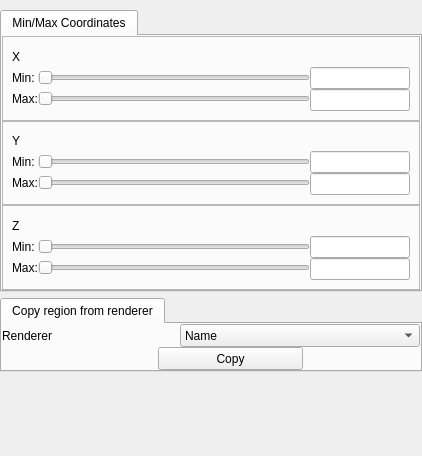
StasJ/vapor-formatted, file apps/vaporgui/GeometryWidgetGUI.ui: the form before one commit.
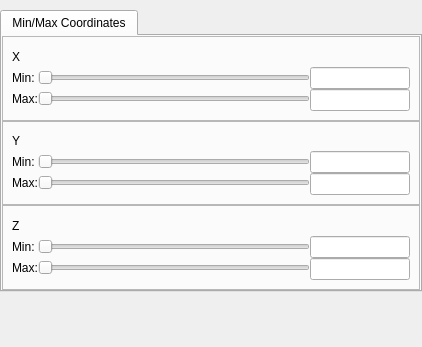
The form after the commit.

Commit message: Pulled CopyRegion option out of the GeometryWidget and made it into its own promoted widget, the CopyRegionWidget

The edit to the form file:
```diff
--- a/apps/vaporgui/GeometryWidgetGUI.ui
+++ b/apps/vaporgui/GeometryWidgetGUI.ui
@@ -7,7 +7,7 @@
     <x>0</x>
     <y>0</y>
     <width>422</width>
-    <height>456</height>
+    <height>347</height>
    </rect>
   </property>
   <property name="sizePolicy">
@@ -19,7 +19,7 @@
   <property name="windowTitle">
    <string>Form</string>
   </property>
-  <layout class="QVBoxLayout" name="verticalLayout" stretch="0,0,1">
+  <layout class="QVBoxLayout" name="verticalLayout" stretch="0,1">
    <property name="spacing">
     <number>6</number>
    </property>
@@ -84,7 +84,16 @@
        <property name="sizeConstraint">
         <enum>QLayout::SetDefaultConstraint</enum>
        </property>
-       <property name="margin">
+       <property name="leftMargin">
+        <number>0</number>
+       </property>
+       <property name="topMargin">
+        <number>0</number>
+       </property>
+       <property name="rightMargin">
+        <number>0</number>
+       </property>
+       <property name="bottomMargin">
         <number>0</number>
        </property>
        <item>
@@ -127,7 +136,16 @@
            <property name="sizeConstraint">
             <enum>QLayout::SetDefaultConstraint</enum>
            </property>
-           <property name="margin">
+           <property name="leftMargin">
+            <number>0</number>
+           </property>
+           <property name="topMargin">
+            <number>0</number>
+           </property>
+           <property name="rightMargin">
+            <number>0</number>
+           </property>
+           <property name="bottomMargin">
             <number>0</number>
            </property>
            <item>
@@ -915,7 +933,16 @@
        <property name="sizeConstraint">
         <enum>QLayout::SetMinimumSize</enum>
        </property>
-       <property name="margin">
+       <property name="leftMargin">
+        <number>0</number>
+       </property>
+       <property name="topMargin">
+        <number>0</number>
+       </property>
+       <property name="rightMargin">
+        <number>0</number>
+       </property>
+       <property name="bottomMargin">
         <number>0</number>
        </property>
        <item>
@@ -952,7 +979,16 @@
            <property name="sizeConstraint">
             <enum>QLayout::SetMinimumSize</enum>
            </property>
-           <property name="margin">
+           <property name="leftMargin">
+            <number>0</number>
+           </property>
+           <property name="topMargin">
+            <number>0</number>
+           </property>
+           <property name="rightMargin">
+            <number>0</number>
+           </property>
+           <property name="bottomMargin">
             <number>0</number>
            </property>
            <item>
@@ -1236,7 +1272,16 @@
        <property name="sizeConstraint">
         <enum>QLayout::SetMinimumSize</enum>
        </property>
-       <property name="margin">
+       <property name="leftMargin">
+        <number>0</number>
+       </property>
+       <property name="topMargin">
+        <number>0</number>
+       </property>
+       <property name="rightMargin">
+        <number>0</number>
+       </property>
+       <property name="bottomMargin">
         <number>0</number>
        </property>
        <item>
@@ -1267,7 +1312,16 @@
            <property name="sizeConstraint">
             <enum>QLayout::SetMinimumSize</enum>
            </property>
-           <property name="margin">
+           <property name="leftMargin">
+            <number>0</number>
+           </property>
+           <property name="topMargin">
+            <number>0</number>
+           </property>
+           <property name="rightMargin">
+            <number>0</number>
+           </property>
+           <property name="bottomMargin">
             <number>0</number>
            </property>
            <item>
@@ -1298,7 +1352,16 @@
                <property name="sizeConstraint">
                 <enum>QLayout::SetMinimumSize</enum>
                </property>
-               <property name="margin">
+               <property name="leftMargin">
+                <number>0</number>
+               </property>
+               <property name="topMargin">
+                <number>0</number>
+               </property>
+               <property name="rightMargin">
+                <number>0</number>
+               </property>
+               <property name="bottomMargin">
                 <number>0</number>
                </property>
                <item>
@@ -1618,7 +1681,16 @@
                <property name="sizeConstraint">
                 <enum>QLayout::SetMinimumSize</enum>
                </property>
-               <property name="margin">
+               <property name="leftMargin">
+                <number>0</number>
+               </property>
+               <property name="topMargin">
+                <number>0</number>
+               </property>
+               <property name="rightMargin">
+                <number>0</number>
+               </property>
+               <property name="bottomMargin">
                 <number>0</number>
                </property>
                <item>
@@ -1950,7 +2022,16 @@
                <property name="sizeConstraint">
                 <enum>QLayout::SetMinimumSize</enum>
                </property>
-               <property name="margin">
+               <property name="leftMargin">
+                <number>0</number>
+               </property>
+               <property name="topMargin">
+                <number>0</number>
+               </property>
+               <property name="rightMargin">
+                <number>0</number>
+               </property>
+               <property name="bottomMargin">
                 <number>0</number>
                </property>
                <item>
@@ -2275,183 +2356,6 @@
      </widget>
     </widget>
    </item>
-   <item>
-    <widget class="QTabWidget" name="copyRegionTab">
-     <property name="sizePolicy">
-      <sizepolicy hsizetype="Minimum" vsizetype="Minimum">
-       <horstretch>0</horstretch>
-       <verstretch>0</verstretch>
-      </sizepolicy>
-     </property>
-     <property name="maximumSize">
-      <size>
-       <width>16777215</width>
-       <height>16777215</height>
-      </size>
-     </property>
-     <property name="currentIndex">
-      <number>0</number>
-     </property>
-     <widget class="QWidget" name="tab_4">
-      <property name="sizePolicy">
-       <sizepolicy hsizetype="Minimum" vsizetype="Minimum">
-        <horstretch>0</horstretch>
-        <verstretch>0</verstretch>
-       </sizepolicy>
-      </property>
-      <attribute name="title">
-       <string>Copy region from renderer</string>
-      </attribute>
-      <layout class="QVBoxLayout" name="verticalLayout_37">
-       <property name="spacing">
-        <number>0</number>
-       </property>
-       <property name="sizeConstraint">
-        <enum>QLayout::SetDefaultConstraint</enum>
-       </property>
-       <property name="margin">
-        <number>0</number>
-       </property>
-       <item>
-        <layout class="QVBoxLayout" name="verticalLayout_7">
-         <property name="spacing">
-          <number>0</number>
-         </property>
-         <property name="sizeConstraint">
-          <enum>QLayout::SetDefaultConstraint</enum>
-         </property>
-         <property name="margin">
-          <number>0</number>
-         </property>
-         <item>
-          <layout class="QHBoxLayout" name="horizontalLayout_11" stretch="0,0,1">
-           <property name="spacing">
-            <number>0</number>
-           </property>
-           <property name="sizeConstraint">
-            <enum>QLayout::SetMinimumSize</enum>
-           </property>
-           <property name="topMargin">
-            <number>0</number>
-           </property>
-           <item>
-            <widget class="QLabel" name="label_8">
-             <property name="sizePolicy">
-              <sizepolicy hsizetype="Minimum" vsizetype="Minimum">
-               <horstretch>0</horstretch>
-               <verstretch>0</verstretch>
-              </sizepolicy>
-             </property>
-             <property name="text">
-              <string>Renderer</string>
-             </property>
-            </widget>
-           </item>
-           <item>
-            <spacer name="horizontalSpacer_5">
-             <property name="orientation">
-              <enum>Qt::Horizontal</enum>
-             </property>
-             <property name="sizeType">
-              <enum>QSizePolicy::Minimum</enum>
-             </property>
-             <property name="sizeHint" stdset="0">
-              <size>
-               <width>5</width>
-               <height>20</height>
-              </size>
-             </property>
-            </spacer>
-           </item>
-           <item>
-            <widget class="QComboBox" name="copyCombo">
-             <property name="sizePolicy">
-              <sizepolicy hsizetype="Minimum" vsizetype="Minimum">
-               <horstretch>0</horstretch>
-               <verstretch>0</verstretch>
-              </sizepolicy>
-             </property>
-             <property name="minimumSize">
-              <size>
-               <width>0</width>
-               <height>0</height>
-              </size>
-             </property>
-             <property name="maximumSize">
-              <size>
-               <width>240</width>
-               <height>16777215</height>
-              </size>
-             </property>
-             <item>
-              <property name="text">
-               <string>Name</string>
-              </property>
-             </item>
-            </widget>
-           </item>
-          </layout>
-         </item>
-         <item>
-          <layout class="QHBoxLayout" name="horizontalLayout_2">
-           <property name="spacing">
-            <number>0</number>
-           </property>
-           <property name="sizeConstraint">
-            <enum>QLayout::SetMinimumSize</enum>
-           </property>
-           <property name="topMargin">
-            <number>0</number>
-           </property>
-           <item>
-            <spacer name="horizontalSpacer_2">
-             <property name="orientation">
-              <enum>Qt::Horizontal</enum>
-             </property>
-             <property name="sizeType">
-              <enum>QSizePolicy::Minimum</enum>
-             </property>
-             <property name="sizeHint" stdset="0">
-              <size>
-               <width>40</width>
-               <height>20</height>
-              </size>
-             </property>
-            </spacer>
-           </item>
-           <item>
-            <widget class="QPushButton" name="copyButton">
-             <property name="sizePolicy">
-              <sizepolicy hsizetype="Minimum" vsizetype="Minimum">
-               <horstretch>0</horstretch>
-               <verstretch>0</verstretch>
-              </sizepolicy>
-             </property>
-             <property name="minimumSize">
-              <size>
-               <width>0</width>
-               <height>0</height>
-              </size>
-             </property>
-             <property name="maximumSize">
-              <size>
-               <width>145</width>
-               <height>16777215</height>
-              </size>
-             </property>
-             <property name="text">
-              <string>Copy</string>
-             </property>
-            </widget>
-           </item>
-          </layout>
-         </item>
-        </layout>
-       </item>
-      </layout>
-     </widget>
-    </widget>
-   </item>
    <item>
     <spacer name="verticalSpacer_4">
      <property name="orientation">
```
The commit also changes 16 other files.
